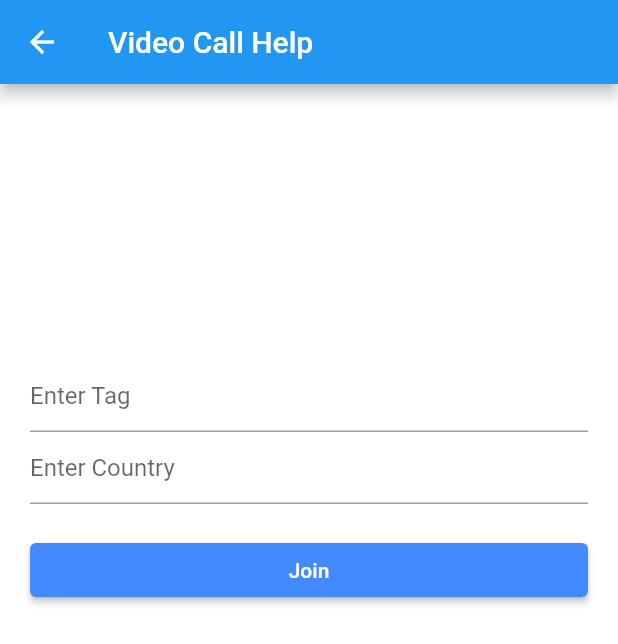
After one commit to anujchoudhary-17/HelpMate, a Flutter app: the IndexPage screen opened directly, on a phone screen of 412 x 824 dp. The commit adds this screen. Shown: the top 644 px of the screen. Run offline on Flutter 3.47's test engine with Material 2 defaults, Android fonts, the phone set to English and light mode, and no system bars; our stand-ins replace cloud_firestore, firebase_auth, firebase_core, google_sign_in, permission_handler; missing offline and left inert: agora_rtc_engine; accounts and stored records are empty.

Commit message:
Final Commit

```diff
--- a/lib/common/drawerWidget.dart
+++ b/lib/common/drawerWidget.dart
@@ -46,6 +46,12 @@ Widget DrawerWidget(BuildContext context)
           },
         ),
         ListTile(
+          title: Text('Video Call',style: TextStyle(fontSize: 20),),
+          onTap: () {
+            navigationHelper.navigateToVideoCall(context);
+          },
+        ),
+        ListTile(
           title: Text('LogOut',style: TextStyle(fontSize: 20),),
           onTap: () {
             navigationHelper.navigateToRegister(context);
--- /dev/null
+++ b/lib/videoCall/pages/index.dart
@@ -0,0 +1,135 @@
+import 'dart:async';
+
+import 'package:agora_rtc_engine/rtc_engine.dart';
+import 'package:flutter/material.dart';
+import 'package:permission_handler/permission_handler.dart';
+
+import './call.dart';
+
+class IndexPage extends StatefulWidget {
+  @override
+  State<StatefulWidget> createState() => IndexState();
+}
+
+class IndexState extends State<IndexPage> {
+  /// create a channelController to retrieve text value
+  final _channelController = TextEditingController();
+
+  /// if channel textField is validated to have error
+  bool _validateError = false;
+
+  ClientRole? _role = ClientRole.Broadcaster;
+  String channelName = "tempchannel";
+  @override
+  void dispose() {
+    // dispose input controller
+    _channelController.dispose();
+    super.dispose();
+  }
+
+  @override
+  Widget build(BuildContext context) {
+    return Scaffold(
+      appBar: AppBar(
+        title: Text('Video Call Help'),
+      ),
+      body: Center(
+        child: Container(
+          padding: const EdgeInsets.symmetric(horizontal: 20),
+          height: 400,
+          child: Column(
+            children: <Widget>[
+              Row(
+                children: <Widget>[
+                  Expanded(
+                      child: TextField(
+                    decoration: InputDecoration(
+
+                      border: UnderlineInputBorder(
+                        borderSide: BorderSide(width: 1),
+                      ),
+                      hintText: 'Enter Tag',
+                    ),
+                  ))
+                  ,
+
+                ],
+              ),
+
+              Row(
+                children: <Widget>[
+                  Expanded(
+                      child: TextField(
+                        decoration: InputDecoration(
+                          border: UnderlineInputBorder(
+                            borderSide: BorderSide(width: 1),
+                          ),
+                          hintText: 'Enter Country',
+                        ),
+                      ))
+                  ,
+
+                ],
+              ),
+
+              Padding(
+                padding: const EdgeInsets.symmetric(vertical: 20),
+                child: Row(
+                  children: <Widget>[
+                    Expanded(
+                        child: ElevatedButton(
+                        onPressed: onJoin,
+                        child: Text('Join'),
+                        style: ButtonStyle(
+                          backgroundColor: MaterialStateProperty.all(Colors.blueAccent),
+                          foregroundColor: MaterialStateProperty.all(Colors.white)
+                        ),
+                        ),
+                    ),
+                    // Expanded(
+                    //   child: RaisedButton(
+                    //     onPressed: onJoin,
+                    //     child: Text('Join'),
+                    //     color: Colors.blueAccent,
+                    //     textColor: Colors.white,
+                    //   ),
+                    // )
+                  ],
+                ),
+              )
+            ],
+          ),
+        ),
+      ),
+    );
+  }
+
+  Future<void> onJoin() async {
+    // update input validation
+    setState(() {
+      _channelController.text.isEmpty
+          ? _validateError = true
+          : _validateError = false;
+    });
+
+      // await for camera and mic permissions before pushing video page
+      await _handleCameraAndMic(Permission.camera);
+      await _handleCameraAndMic(Permission.microphone);
+      // push video page with given channel name
+      await Navigator.push(
+        context,
+        MaterialPageRoute(
+          builder: (context) => CallPage(
+            channelName: channelName,
+            role: _role,
+          ),
+        ),
+      );
+
+  }
+
+  Future<void> _handleCameraAndMic(Permission permission) async {
+    final status = await permission.request();
+    print(status);
+  }
+}
--- /dev/null
+++ b/lib/videoCall/utils/settings.dart
@@ -0,0 +1,3 @@
+/// Define App ID and Token
+const APP_ID = "9a760db0e85746c996aed440a6db47d6";
+const Token = "0069a760db0e85746c996aed440a6db47d6IACluolgawE3pmTMG6l60y6Bc+Hf6pmhaTD0aDkBE59VRvP5WywAAAAAEAAApPzoc2n1YAEAAQBwafVg";
--- a/pubspec.yaml
+++ b/pubspec.yaml
@@ -39,7 +39,8 @@ dependencies:
   font_awesome_flutter:
   google_fonts:
   flutter_slider_drawer: ^2.0.0
-
+  agora_rtc_engine: ^4.0.5
+  permission_handler:
 
 
 
```
Also changed, not shown: lib/common/NavigationHelper.dart (+11 -0 lines), lib/videoCall/pages/call.dart (added, +308 -0 lines), pubspec.lock, 142 other files.
